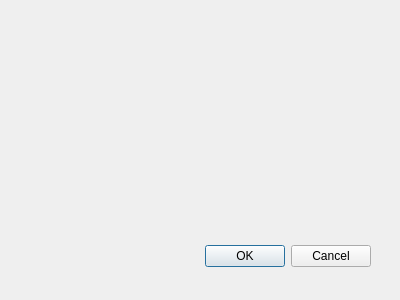
This is obstacle_faa_dof_db/obstacle_faa_dof_db_dialog_base.ui in strpaw/ObstacleDatabase_FAA_DOF as Qt 5 draws it before an edit. The edited form follows.
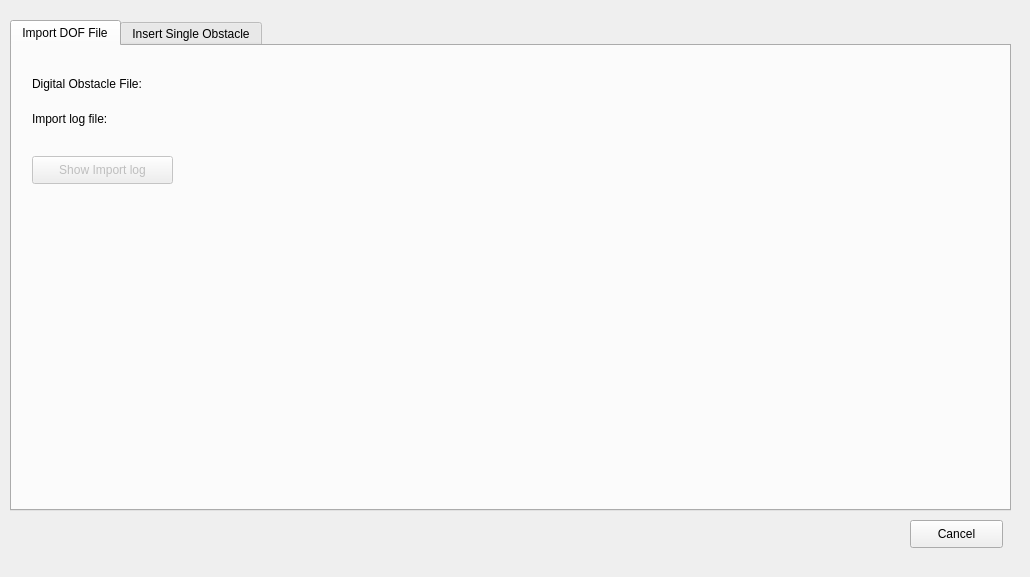
This is the edited form. Custom widgets are drawn as their Qt base class.

Commit message: Add Import DOF File GUI layout

```diff
--- a/obstacle_faa_dof_db/obstacle_faa_dof_db_dialog_base.ui
+++ b/obstacle_faa_dof_db/obstacle_faa_dof_db_dialog_base.ui
@@ -1,34 +1,126 @@
 <ui version="4.0" >
  <class>ObstacleFAADigitialObstacleFileDBDialogBase</class>
- <widget class="QDialog" name="ObstacleFAADigitialObstacleFileDBDialogBase" >
-  <property name="geometry" >
+ <widget class="QDialog" name="ObstacleFAADigitialObstacleFileDBDialogBase">
+  <property name="geometry">
    <rect>
     <x>0</x>
     <y>0</y>
-    <width>400</width>
-    <height>300</height>
+    <width>1030</width>
+    <height>577</height>
    </rect>
   </property>
   <property name="windowTitle" >
    <string>ObstacleFAADigitialObstacleFileDB</string>
   </property>
-  <widget class="QDialogButtonBox" name="button_box" >
-   <property name="geometry" >
+  <widget class="QTabWidget" name="tabWidget">
+   <property name="geometry">
     <rect>
-     <x>30</x>
-     <y>240</y>
-     <width>341</width>
-     <height>32</height>
+     <x>10</x>
+     <y>20</y>
+     <width>1001</width>
+     <height>491</height>
     </rect>
    </property>
-   <property name="orientation" >
-    <enum>Qt::Horizontal</enum>
+   <property name="currentIndex">
+    <number>0</number>
    </property>
-   <property name="standardButtons" >
-    <set>QDialogButtonBox::Cancel|QDialogButtonBox::Ok</set>
+   <widget class="QWidget" name="tab">
+    <attribute name="title">
+     <string>Import DOF File</string>
+    </attribute>
+    <widget class="QgsFileWidget" name="mQgsFileWidgetDigitalObstacleFile">
+     <property name="geometry">
+      <rect>
+       <x>150</x>
+       <y>25</y>
+       <width>811</width>
+       <height>27</height>
+      </rect>
+     </property>
+    </widget>
+    <widget class="QLabel" name="label">
+     <property name="geometry">
+      <rect>
+       <x>20</x>
+       <y>30</y>
+       <width>121</width>
+       <height>16</height>
+      </rect>
+     </property>
+     <property name="text">
+      <string>Digital Obstacle File:</string>
+     </property>
+    </widget>
+    <widget class="QLabel" name="label_2">
+     <property name="geometry">
+      <rect>
+       <x>20</x>
+       <y>65</y>
+       <width>121</width>
+       <height>16</height>
+      </rect>
+     </property>
+     <property name="text">
+      <string>Import log file:</string>
+     </property>
+    </widget>
+    <widget class="QgsFileWidget" name="mQgsFileWidgetImportLog">
+     <property name="geometry">
+      <rect>
+       <x>150</x>
+       <y>60</y>
+       <width>811</width>
+       <height>27</height>
+      </rect>
+     </property>
+     <property name="storageMode">
+      <enum>QgsFileWidget::SaveFile</enum>
+     </property>
+    </widget>
+    <widget class="QPushButton" name="pushButtonShowImportLogFile">
+     <property name="enabled">
+      <bool>false</bool>
+     </property>
+     <property name="geometry">
+      <rect>
+       <x>20</x>
+       <y>110</y>
+       <width>141</width>
+       <height>28</height>
+      </rect>
+     </property>
+     <property name="text">
+      <string>Show Import log</string>
+     </property>
+    </widget>
+   </widget>
+   <widget class="QWidget" name="tab_2">
+    <attribute name="title">
+     <string>Insert Single Obstacle</string>
+    </attribute>
+   </widget>
+  </widget>
+  <widget class="QPushButton" name="pushButtonCancel">
+   <property name="geometry">
+    <rect>
+     <x>910</x>
+     <y>520</y>
+     <width>93</width>
+     <height>28</height>
+    </rect>
+   </property>
+   <property name="text">
+    <string>Cancel</string>
    </property>
   </widget>
  </widget>
+ <customwidgets>
+  <customwidget>
+   <class>QgsFileWidget</class>
+   <extends>QWidget</extends>
+   <header>qgsfilewidget.h</header>
+  </customwidget>
+ </customwidgets>
  <resources/>
  <connections>
   <connection>
```
Left out of the diff: 40 changed lines with no effect on the pictures. The commit also changes 1 other file.
